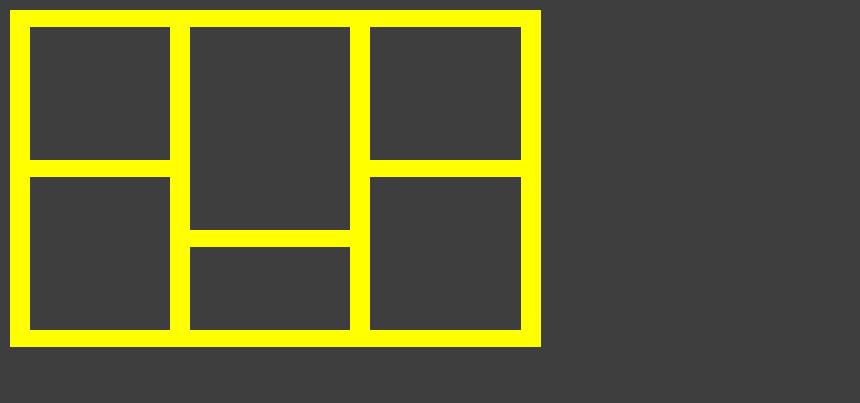
This is mainwindow.ui in Alison-Andrade/projeto_trem-Sistemas_Operacionais-IMD0036 as Qt 5 draws it before an edit. The edited form follows.
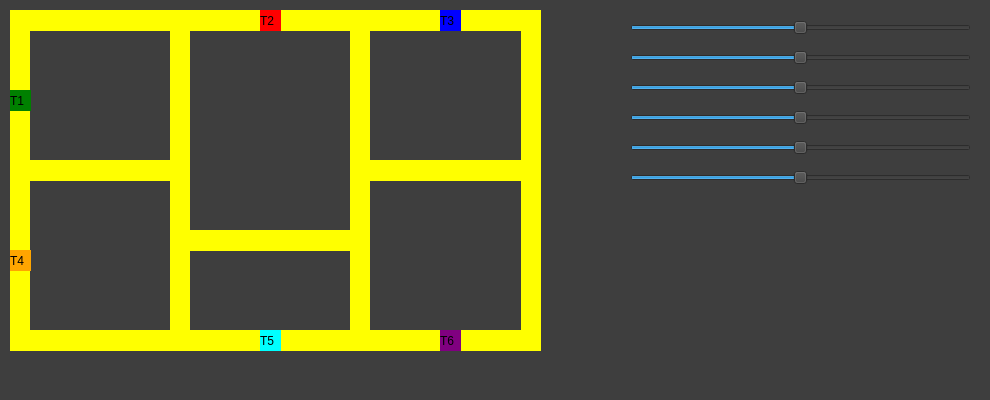
This is the edited form.

Patch:
```diff
--- a/mainwindow.ui
+++ b/mainwindow.ui
@@ -6,26 +6,26 @@
    <rect>
     <x>0</x>
     <y>0</y>
-    <width>860</width>
-    <height>403</height>
+    <width>990</width>
+    <height>400</height>
    </rect>
   </property>
   <property name="sizePolicy">
-   <sizepolicy hsizetype="Maximum" vsizetype="Preferred">
+   <sizepolicy hsizetype="Maximum" vsizetype="Maximum">
     <horstretch>0</horstretch>
     <verstretch>0</verstretch>
    </sizepolicy>
   </property>
   <property name="minimumSize">
    <size>
-    <width>0</width>
-    <height>0</height>
+    <width>990</width>
+    <height>400</height>
    </size>
   </property>
   <property name="maximumSize">
    <size>
-    <width>860</width>
-    <height>420</height>
+    <width>990</width>
+    <height>400</height>
    </size>
   </property>
   <property name="windowTitle">
@@ -41,7 +41,7 @@
       <x>10</x>
       <y>10</y>
       <width>531</width>
-      <height>17</height>
+      <height>21</height>
      </rect>
     </property>
     <property name="styleSheet">
@@ -57,7 +57,7 @@
       <x>10</x>
       <y>330</y>
       <width>531</width>
-      <height>17</height>
+      <height>21</height>
      </rect>
     </property>
     <property name="styleSheet">
@@ -73,7 +73,7 @@
       <x>10</x>
       <y>160</y>
       <width>171</width>
-      <height>17</height>
+      <height>21</height>
      </rect>
     </property>
     <property name="styleSheet">
@@ -89,7 +89,7 @@
       <x>370</x>
       <y>160</y>
       <width>171</width>
-      <height>17</height>
+      <height>21</height>
      </rect>
     </property>
     <property name="styleSheet">
@@ -169,7 +169,7 @@
       <x>190</x>
       <y>230</y>
       <width>171</width>
-      <height>17</height>
+      <height>21</height>
      </rect>
     </property>
     <property name="styleSheet">
@@ -179,6 +179,262 @@
      <string/>
     </property>
    </widget>
+   <widget class="QLabel" name="label_T1">
+    <property name="geometry">
+     <rect>
+      <x>10</x>
+      <y>90</y>
+      <width>21</width>
+      <height>21</height>
+     </rect>
+    </property>
+    <property name="styleSheet">
+     <string notr="true">background-color: green
+;
+</string>
+    </property>
+    <property name="text">
+     <string>T1</string>
+    </property>
+   </widget>
+   <widget class="QLabel" name="label_T2">
+    <property name="geometry">
+     <rect>
+      <x>260</x>
+      <y>10</y>
+      <width>21</width>
+      <height>21</height>
+     </rect>
+    </property>
+    <property name="styleSheet">
+     <string notr="true">background-color: red;
+</string>
+    </property>
+    <property name="text">
+     <string>T2</string>
+    </property>
+   </widget>
+   <widget class="QLabel" name="label_T3">
+    <property name="geometry">
+     <rect>
+      <x>440</x>
+      <y>10</y>
+      <width>21</width>
+      <height>21</height>
+     </rect>
+    </property>
+    <property name="styleSheet">
+     <string notr="true">background-color: blue;
+</string>
+    </property>
+    <property name="text">
+     <string>T3</string>
+    </property>
+   </widget>
+   <widget class="QLabel" name="label_T6">
+    <property name="geometry">
+     <rect>
+      <x>440</x>
+      <y>330</y>
+      <width>21</width>
+      <height>21</height>
+     </rect>
+    </property>
+    <property name="styleSheet">
+     <string notr="true">background-color: purple;
+</string>
+    </property>
+    <property name="text">
+     <string>T6</string>
+    </property>
+   </widget>
+   <widget class="QLabel" name="label_T5">
+    <property name="geometry">
+     <rect>
+      <x>260</x>
+      <y>330</y>
+      <width>21</width>
+      <height>21</height>
+     </rect>
+    </property>
+    <property name="styleSheet">
+     <string notr="true">background-color: cyan;
+</string>
+    </property>
+    <property name="text">
+     <string>T5</string>
+    </property>
+   </widget>
+   <widget class="QLabel" name="label_T4">
+    <property name="geometry">
+     <rect>
+      <x>10</x>
+      <y>250</y>
+      <width>21</width>
+      <height>21</height>
+     </rect>
+    </property>
+    <property name="styleSheet">
+     <string notr="true">background-color: orange;
+</string>
+    </property>
+    <property name="text">
+     <string>T4</string>
+    </property>
+   </widget>
+   <widget class="QSlider" name="horizontalSlider">
+    <property name="geometry">
+     <rect>
+      <x>630</x>
+      <y>20</y>
+      <width>341</width>
+      <height>16</height>
+     </rect>
+    </property>
+    <property name="sizePolicy">
+     <sizepolicy hsizetype="Fixed" vsizetype="Fixed">
+      <horstretch>0</horstretch>
+      <verstretch>0</verstretch>
+     </sizepolicy>
+    </property>
+    <property name="styleSheet">
+     <string notr="true">hover::cursor: none;</string>
+    </property>
+    <property name="maximum">
+     <number>200</number>
+    </property>
+    <property name="sliderPosition">
+     <number>100</number>
+    </property>
+    <property name="orientation">
+     <enum>Qt::Orientation::Horizontal</enum>
+    </property>
+   </widget>
+   <widget class="QSlider" name="horizontalSlider_2">
+    <property name="geometry">
+     <rect>
+      <x>630</x>
+      <y>50</y>
+      <width>341</width>
+      <height>16</height>
+     </rect>
+    </property>
+    <property name="sizePolicy">
+     <sizepolicy hsizetype="Fixed" vsizetype="Fixed">
+      <horstretch>0</horstretch>
+      <verstretch>0</verstretch>
+     </sizepolicy>
+    </property>
+    <property name="maximum">
+     <number>200</number>
+    </property>
+    <property name="sliderPosition">
+     <number>100</number>
+    </property>
+    <property name="orientation">
+     <enum>Qt::Orientation::Horizontal</enum>
+    </property>
+   </widget>
+   <widget class="QSlider" name="horizontalSlider_3">
+    <property name="geometry">
+     <rect>
+      <x>630</x>
+      <y>80</y>
+      <width>341</width>
+      <height>16</height>
+     </rect>
+    </property>
+    <property name="sizePolicy">
+     <sizepolicy hsizetype="Fixed" vsizetype="Fixed">
+      <horstretch>0</horstretch>
+      <verstretch>0</verstretch>
+     </sizepolicy>
+    </property>
+    <property name="maximum">
+     <number>200</number>
+    </property>
+    <property name="sliderPosition">
+     <number>100</number>
+    </property>
+    <property name="orientation">
+     <enum>Qt::Orientation::Horizontal</enum>
+    </property>
+   </widget>
+   <widget class="QSlider" name="horizontalSlider_4">
+    <property name="geometry">
+     <rect>
+      <x>630</x>
+      <y>110</y>
+      <width>341</width>
+      <height>16</height>
+     </rect>
+    </property>
+    <property name="sizePolicy">
+     <sizepolicy hsizetype="Fixed" vsizetype="Fixed">
+      <horstretch>0</horstretch>
+      <verstretch>0</verstretch>
+     </sizepolicy>
+    </property>
+    <property name="maximum">
+     <number>200</number>
+    </property>
+    <property name="sliderPosition">
+     <number>100</number>
+    </property>
+    <property name="orientation">
+     <enum>Qt::Orientation::Horizontal</enum>
+    </property>
+   </widget>
+   <widget class="QSlider" name="horizontalSlider_5">
+    <property name="geometry">
+     <rect>
+      <x>630</x>
+      <y>140</y>
+      <width>341</width>
+      <height>16</height>
+     </rect>
+    </property>
+    <property name="sizePolicy">
+     <sizepolicy hsizetype="Fixed" vsizetype="Fixed">
+      <horstretch>0</horstretch>
+      <verstretch>0</verstretch>
+     </sizepolicy>
+    </property>
+    <property name="maximum">
+     <number>200</number>
+    </property>
+    <property name="sliderPosition">
+     <number>100</number>
+    </property>
+    <property name="orientation">
+     <enum>Qt::Orientation::Horizontal</enum>
+    </property>
+   </widget>
+   <widget class="QSlider" name="horizontalSlider_6">
+    <property name="geometry">
+     <rect>
+      <x>630</x>
+      <y>170</y>
+      <width>341</width>
+      <height>16</height>
+     </rect>
+    </property>
+    <property name="sizePolicy">
+     <sizepolicy hsizetype="Fixed" vsizetype="Fixed">
+      <horstretch>0</horstretch>
+      <verstretch>0</verstretch>
+     </sizepolicy>
+    </property>
+    <property name="maximum">
+     <number>200</number>
+    </property>
+    <property name="sliderPosition">
+     <number>100</number>
+    </property>
+    <property name="orientation">
+     <enum>Qt::Orientation::Horizontal</enum>
+    </property>
+   </widget>
   </widget>
   <widget class="QMenuBar" name="menubar">
    <property name="geometry">
@@ -190,7 +446,6 @@
     </rect>
    </property>
   </widget>
-  <widget class="QStatusBar" name="statusbar"/>
  </widget>
  <resources/>
  <connections/>
```
Left out of the diff: 2 changed lines with no effect on the pictures.
